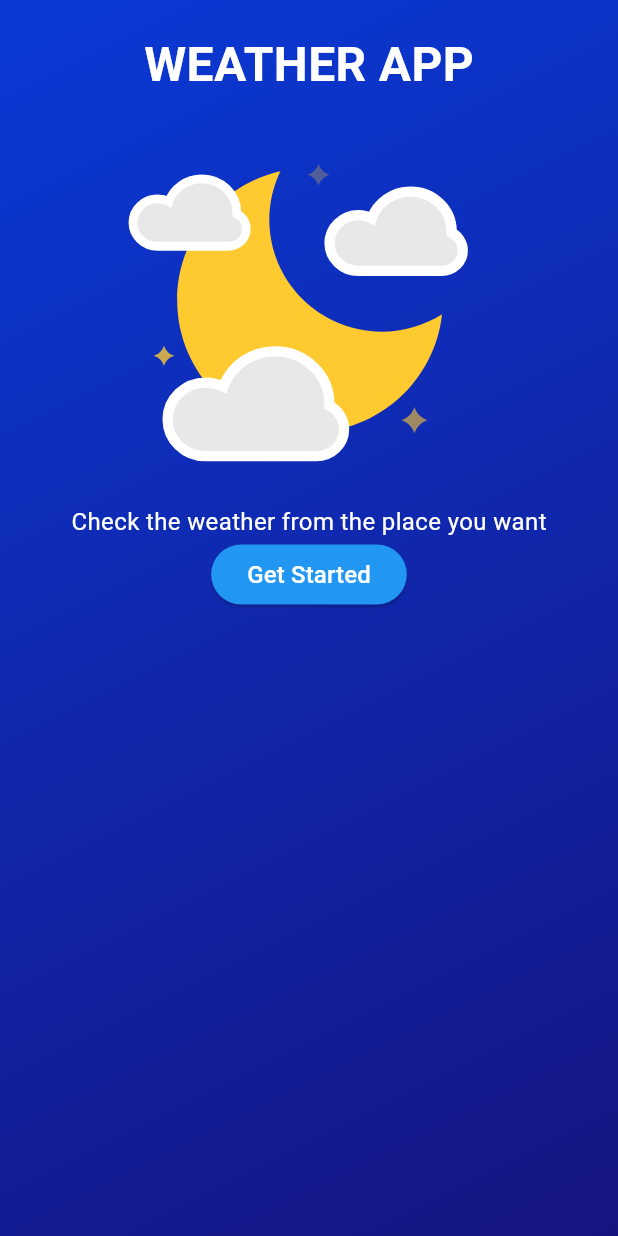
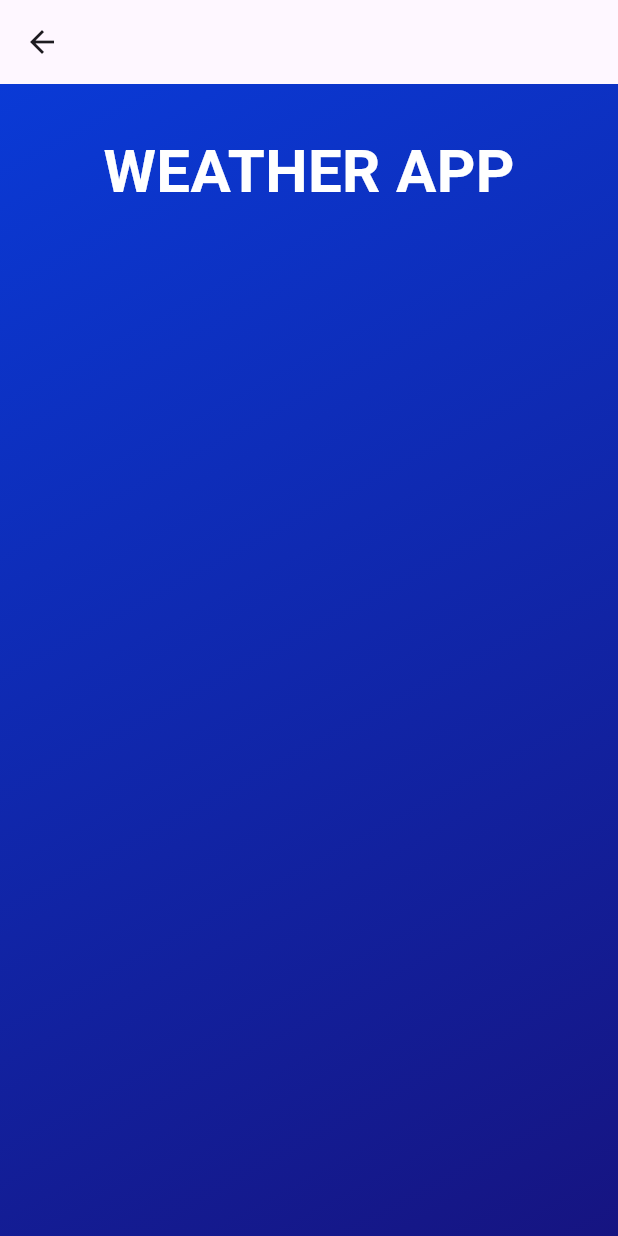
Before and after one commit to maciejsulikowski/weather_app, a Flutter app: the screen it shows after launch, after a tap on "Get Started", on a phone screen of 412 x 824 dp. Run offline on Flutter 3.47's test engine with Material 2 defaults, Android fonts, the phone set to English and light mode, and no system bars; our stand-ins replace google_fonts, lottie.

Commit message:
Organise files and imports

```diff
--- /dev/null
+++ b/lib/features/intro_page/intro_button_widget.dart
@@ -0,0 +1,58 @@
+import 'package:flutter/material.dart';
+import 'package:google_fonts/google_fonts.dart';
+import 'package:weather_app/features/search_page/search_page_widget.dart';
+
+class IntroButton extends StatelessWidget {
+  const IntroButton({
+    super.key,
+  });
+
+  @override
+  Widget build(BuildContext context) {
+    return Container(
+      margin: const EdgeInsets.symmetric(horizontal: 20),
+      decoration: BoxDecoration(
+          gradient: const LinearGradient(
+            colors: [
+              Color.fromRGBO(143, 165, 255, 1),
+              Color.fromRGBO(10, 53, 132, 1),
+            ],
+            begin: Alignment.centerLeft,
+            end: Alignment.centerRight,
+          ),
+          borderRadius: const BorderRadius.all(
+            Radius.circular(25.0),
+          ),
+          boxShadow: [
+            BoxShadow(
+              color: Colors.black.withOpacity(0.1),
+              spreadRadius: 4,
+              blurRadius: 10,
+              offset: const Offset(0, 3),
+            )
+          ]),
+      child: Directionality(
+        textDirection: TextDirection.rtl,
+        child: ElevatedButton.icon(
+          onPressed: () {
+            Navigator.of(context)
+                .push(MaterialPageRoute(builder: (context) => const SearchCity()));
+          },
+          style: ElevatedButton.styleFrom(
+              minimumSize: const Size.fromHeight(50),
+              backgroundColor: Colors.transparent,
+              shadowColor: Colors.transparent),
+          label: Text('Get Started',
+              style: GoogleFonts.aBeeZee(
+                fontSize: 18,
+                color: Colors.white,
+              )),
+          icon: const Icon(
+            Icons.arrow_back,
+            color: Colors.white,
+          ),
+        ),
+      ),
+    );
+  }
+}
--- /dev/null
+++ b/lib/features/intro_page/intro_widget.dart
@@ -0,0 +1,79 @@
+import 'package:flutter/material.dart';
+import 'package:google_fonts/google_fonts.dart';
+import 'package:lottie/lottie.dart';
+import 'package:weather_app/features/intro_page/intro_button_widget.dart';
+class IntroWidget extends StatelessWidget {
+  const IntroWidget({
+    super.key,
+  });
+
+  @override
+  Widget build(BuildContext context) {
+    return Scaffold(
+        body: SafeArea(
+      child: Container(
+        decoration: const BoxDecoration(
+            gradient: LinearGradient(
+          begin: Alignment.topLeft,
+          end: Alignment.bottomRight,
+          colors: [
+            Color.fromARGB(255, 10, 58, 214),
+            Color.fromARGB(255, 22, 20, 129),
+          ],
+        )),
+        child: Center(
+          child: Column(
+            children: [
+              const SizedBox(
+                height: 30,
+              ),
+              Text('WEATHER APP',
+                  style: GoogleFonts.aBeeZee(
+                    fontSize: 40,
+                    color: Colors.white,
+                    fontWeight: FontWeight.bold,
+                  )),
+              const SizedBox(
+                height: 20,
+              ),
+              Container(
+                margin: const EdgeInsets.symmetric(horizontal: 20),
+                width: double.infinity,
+                height: 250,
+                child: Lottie.asset('images/animation_1.json'),
+              ),
+              const SizedBox(
+                height: 40,
+              ),
+              Text('Check the weather ⛅',
+                  style: GoogleFonts.aBeeZee(
+                    fontSize: 32,
+                    color: Colors.white,
+                  )),
+              const SizedBox(
+                height: 30,
+              ),
+              Text('Whenever you want ⭐',
+                  style: GoogleFonts.aBeeZee(
+                    fontSize: 24,
+                    color: Colors.white,
+                  )),
+              const SizedBox(
+                height: 30,
+              ),
+              Text('Wherever you want 🌈',
+                  style: GoogleFonts.aBeeZee(
+                    fontSize: 24,
+                    color: Colors.white,
+                  )),
+              const SizedBox(
+                height: 30,
+              ),
+              const IntroButton(),
+            ],
+          ),
+        ),
+      ),
+    ));
+  }
+}
--- /dev/null
+++ b/lib/features/search_page/search_page_widget.dart
@@ -0,0 +1,43 @@
+import 'package:flutter/material.dart';
+import 'package:google_fonts/google_fonts.dart';
+
+
+class SearchCity extends StatelessWidget {
+  const SearchCity({
+    super.key,
+  });
+
+  @override
+  Widget build(BuildContext context) {
+    return Scaffold(
+        appBar: AppBar(),
+        body: SafeArea(
+          child: Container(
+            decoration: const BoxDecoration(
+                gradient: LinearGradient(
+              begin: Alignment.topLeft,
+              end: Alignment.bottomRight,
+              colors: [
+                Color.fromARGB(255, 10, 58, 214),
+                Color.fromARGB(255, 22, 20, 129),
+              ],
+            )),
+            child: Center(
+              child: Column(
+                children: [
+                  const SizedBox(
+                    height: 30,
+                  ),
+                  Text('WEATHER APP',
+                      style: GoogleFonts.aBeeZee(
+                        fontSize: 40,
+                        color: Colors.white,
+                        fontWeight: FontWeight.bold,
+                      )),
+                ],
+              ),
+            ),
+          ),
+        ));
+  }
+}
--- a/lib/main.dart
+++ b/lib/main.dart
@@ -1,6 +1,5 @@
 import 'package:flutter/material.dart';
-import 'package:google_fonts/google_fonts.dart';
-import 'package:lottie/lottie.dart';
+import 'package:weather_app/features/intro_page/intro_widget.dart';
 
 void main() {
   runApp(const MyApp());
@@ -21,69 +20,3 @@ class MyApp extends StatelessWidget {
     );
   }
 }
-
-class IntroWidget extends StatelessWidget {
-  const IntroWidget({
-    super.key,
-  });
-
-  @override
-  Widget build(BuildContext context) {
-    return Scaffold(
-        body: SafeArea(
-      child: SizedBox(
-        child: Container(
-          decoration: const BoxDecoration(
-              gradient: LinearGradient(
-            begin: Alignment.topLeft,
-            end: Alignment.bottomRight,
-            colors: [
-              Color.fromARGB(255, 10, 58, 214),
-              Color.fromARGB(255, 22, 20, 129),
-            ],
-          )),
-          child: Center(
-            child: Column(
-              children: [
-                const SizedBox(
-                  height: 20,
-                ),
-                Text('WEATHER APP',
-                    style: GoogleFonts.aBeeZee(
-                      fontSize: 32,
-                      color: Colors.white,
-                      fontWeight: FontWeight.bold,
-                    )),
-                const SizedBox(
-                  height: 10,
-                ),
-                SizedBox(
-                  width: 250,
-                  height: 250,
-                  child: Lottie.asset('images/animation_1.json'),
-                ),
-                const SizedBox(
-                  height: 10,
-                ),
-                Text('Check the weather from the place you want',
-                    style: GoogleFonts.aBeeZee(
-                      fontSize: 16,
-                      color: Colors.white,
-                    )),
-                ElevatedButton(
-                  onPressed: () {},
-                  style: ElevatedButton.styleFrom(backgroundColor: Colors.blue),
-                  child: Text('Get Started',
-                      style: GoogleFonts.aBeeZee(
-                        fontSize: 16,
-                        color: Colors.white,
-                      )),
-                )
-              ],
-            ),
-          ),
-        ),
-      ),
-    ));
-  }
-}
```
